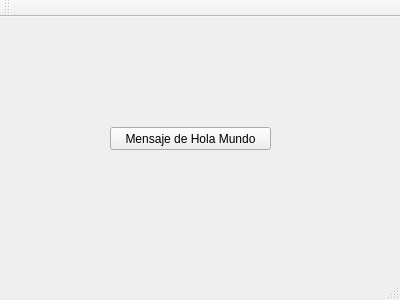
The window that Practica1/mainwindow.ui (ChristianR007/EDD_201504444) describes before a commit, drawn with Qt 5.
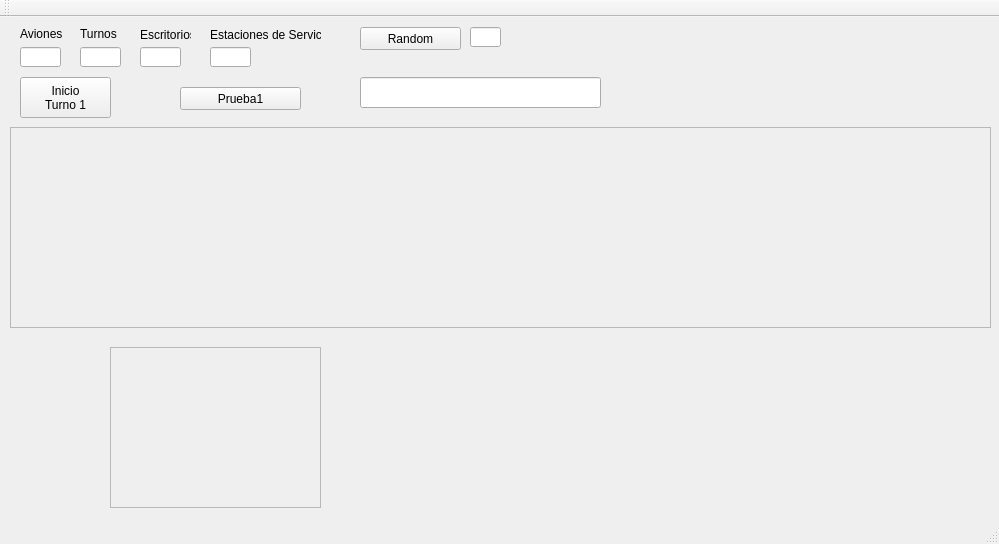
The same window after the commit.

The edit to the form file:
```diff
--- a/Practica1/mainwindow.ui
+++ b/Practica1/mainwindow.ui
@@ -6,8 +6,8 @@
    <rect>
     <x>0</x>
     <y>0</y>
-    <width>400</width>
-    <height>300</height>
+    <width>999</width>
+    <height>544</height>
    </rect>
   </property>
   <property name="windowTitle">
@@ -17,14 +17,199 @@
    <widget class="QPushButton" name="pushButton">
     <property name="geometry">
      <rect>
-      <x>110</x>
+      <x>360</x>
+      <y>10</y>
+      <width>101</width>
+      <height>23</height>
+     </rect>
+    </property>
+    <property name="text">
+     <string>Random</string>
+    </property>
+   </widget>
+   <widget class="QLineEdit" name="lineEdit">
+    <property name="geometry">
+     <rect>
+      <x>470</x>
+      <y>10</y>
+      <width>31</width>
+      <height>20</height>
+     </rect>
+    </property>
+   </widget>
+   <widget class="QLineEdit" name="lineEdit_2">
+    <property name="geometry">
+     <rect>
+      <x>360</x>
+      <y>60</y>
+      <width>241</width>
+      <height>31</height>
+     </rect>
+    </property>
+   </widget>
+   <widget class="QPushButton" name="pushButton_2">
+    <property name="geometry">
+     <rect>
+      <x>20</x>
+      <y>60</y>
+      <width>91</width>
+      <height>41</height>
+     </rect>
+    </property>
+    <property name="text">
+     <string>Inicio 
+Turno 1</string>
+    </property>
+   </widget>
+   <widget class="QPushButton" name="pushButton_3">
+    <property name="geometry">
+     <rect>
+      <x>180</x>
+      <y>70</y>
+      <width>121</width>
+      <height>23</height>
+     </rect>
+    </property>
+    <property name="text">
+     <string>Prueba1</string>
+    </property>
+   </widget>
+   <widget class="QScrollArea" name="scrollArea">
+    <property name="geometry">
+     <rect>
+      <x>10</x>
       <y>110</y>
-      <width>161</width>
-      <height>23</height>
+      <width>981</width>
+      <height>201</height>
      </rect>
     </property>
+    <property name="widgetResizable">
+     <bool>true</bool>
+    </property>
+    <widget class="QWidget" name="scrollAreaWidgetContents">
+     <property name="geometry">
+      <rect>
+       <x>0</x>
+       <y>0</y>
+       <width>979</width>
+       <height>199</height>
+      </rect>
+     </property>
+    </widget>
+   </widget>
+   <widget class="QLineEdit" name="cajaAviones">
+    <property name="geometry">
+     <rect>
+      <x>20</x>
+      <y>30</y>
+      <width>41</width>
+      <height>20</height>
+     </rect>
+    </property>
+   </widget>
+   <widget class="QLabel" name="label">
+    <property name="geometry">
+     <rect>
+      <x>20</x>
+      <y>10</y>
+      <width>47</width>
+      <height>13</height>
+     </rect>
+    </property>
     <property name="text">
-     <string>Mensaje de Hola Mundo</string>
+     <string>Aviones</string>
+    </property>
+   </widget>
+   <widget class="QScrollArea" name="scrollArea_2">
+    <property name="geometry">
+     <rect>
+      <x>110</x>
+      <y>330</y>
+      <width>211</width>
+      <height>161</height>
+     </rect>
+    </property>
+    <property name="widgetResizable">
+     <bool>true</bool>
+    </property>
+    <widget class="QWidget" name="scrollAreaWidgetContents_2">
+     <property name="geometry">
+      <rect>
+       <x>0</x>
+       <y>0</y>
+       <width>209</width>
+       <height>159</height>
+      </rect>
+     </property>
+    </widget>
+   </widget>
+   <widget class="QLineEdit" name="cajaTurnos">
+    <property name="geometry">
+     <rect>
+      <x>80</x>
+      <y>30</y>
+      <width>41</width>
+      <height>20</height>
+     </rect>
+    </property>
+   </widget>
+   <widget class="QLabel" name="label_2">
+    <property name="geometry">
+     <rect>
+      <x>80</x>
+      <y>10</y>
+      <width>47</width>
+      <height>13</height>
+     </rect>
+    </property>
+    <property name="text">
+     <string>Turnos</string>
+    </property>
+   </widget>
+   <widget class="QLineEdit" name="cajaEscritorios">
+    <property name="geometry">
+     <rect>
+      <x>140</x>
+      <y>30</y>
+      <width>41</width>
+      <height>20</height>
+     </rect>
+    </property>
+   </widget>
+   <widget class="QLineEdit" name="cajaEstaciones">
+    <property name="geometry">
+     <rect>
+      <x>210</x>
+      <y>30</y>
+      <width>41</width>
+      <height>20</height>
+     </rect>
+    </property>
+   </widget>
+   <widget class="QLabel" name="label_3">
+    <property name="geometry">
+     <rect>
+      <x>140</x>
+      <y>10</y>
+      <width>51</width>
+      <height>16</height>
+     </rect>
+    </property>
+    <property name="text">
+     <string>Escritorios</string>
+    </property>
+   </widget>
+   <widget class="QLabel" name="label_4">
+    <property name="geometry">
+     <rect>
+      <x>210</x>
+      <y>10</y>
+      <width>111</width>
+      <height>16</height>
+     </rect>
+    </property>
+    <property name="text">
+     <string>Estaciones de Servicio</string>
     </property>
    </widget>
   </widget>
```
Left out of the diff: 2 changed lines with no effect on the pictures.
